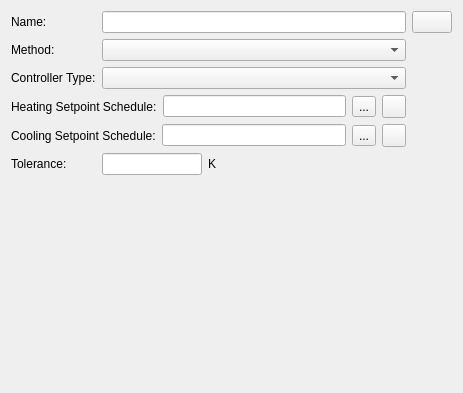
Old version of the form SIM-VICUS/src/SVDBZoneControlThermostatEditWidget.ui in the repository ghorwin/SIM-VICUS.
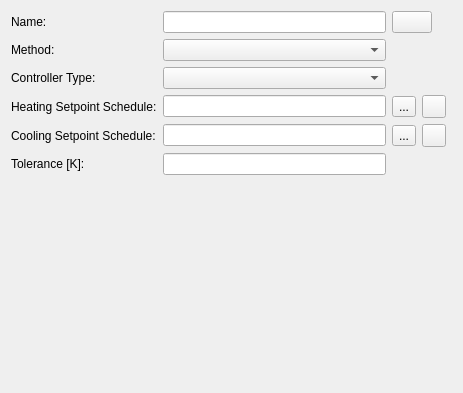
New version of the form. Icons and pictures are not drawn. Custom widgets are drawn as their Qt base class.

```diff
--- a/SIM-VICUS/src/SVDBZoneControlThermostatEditWidget.ui
+++ b/SIM-VICUS/src/SVDBZoneControlThermostatEditWidget.ui
@@ -13,60 +13,13 @@
   <property name="windowTitle">
    <string>Form</string>
   </property>
-  <layout class="QGridLayout" name="gridMasterLayout">
-   <item row="5" column="0" colspan="2">
-    <widget class="QLabel" name="labelTolerance">
-     <property name="text">
-      <string>Tolerance:</string>
-     </property>
-    </widget>
-   </item>
-   <item row="5" column="3">
-    <widget class="QLabel" name="labelConvectiveFactorUnit_2">
-     <property name="text">
-      <string>K</string>
-     </property>
-    </widget>
-   </item>
-   <item row="2" column="0" colspan="2">
-    <widget class="QLabel" name="labelControllerType">
-     <property name="text">
-      <string>Controller Type:</string>
-     </property>
-    </widget>
-   </item>
-   <item row="4" column="0" colspan="5">
-    <layout class="QGridLayout" name="gridLayout_2">
+  <layout class="QGridLayout" name="gridLayout">
      <item row="0" column="0">
-      <widget class="QLabel" name="labelScheduleCooling">
+    <widget class="QLabel" name="labelDisplayName">
        <property name="text">
-        <string>Cooling Setpoint Schedule:</string>
-       </property>
-      </widget>
-     </item>
-     <item row="0" column="1">
-      <widget class="QLineEdit" name="lineEditCoolingScheduleName">
-       <property name="readOnly">
-        <bool>true</bool>
-       </property>
-      </widget>
-     </item>
-     <item row="0" column="2">
-      <widget class="QToolButton" name="toolButtonSelectCoolingSchedule">
-       <property name="text">
-        <string>...</string>
-       </property>
-      </widget>
-     </item>
-     <item row="0" column="3">
-      <widget class="QToolButton" name="toolButtonRemoveCoolingSetpointSchedule">
-       <property name="icon">
-        <iconset resource="../resources/SIM-VICUS.qrc">
-         <normaloff>:/gfx/actions/24x24/minus.png</normaloff>:/gfx/actions/24x24/minus.png</iconset>
-       </property>
-      </widget>
-     </item>
-    </layout>
+      <string>Name:</string>
+     </property>
+    </widget>
    </item>
    <item row="1" column="0">
     <widget class="QLabel" name="labelCategory_2">
@@ -75,33 +28,35 @@
      </property>
     </widget>
    </item>
-   <item row="1" column="2" colspan="3">
-    <widget class="QComboBox" name="comboBoxMethod"/>
+   <item row="2" column="0">
+    <widget class="QLabel" name="labelControllerType">
+     <property name="text">
+      <string>Controller Type:</string>
+     </property>
+    </widget>
    </item>
-   <item row="3" column="0" colspan="5">
-    <layout class="QGridLayout" name="gridLayout">
-     <item row="0" column="0">
+   <item row="3" column="0" colspan="2">
       <widget class="QLabel" name="labelScheduleHeating">
        <property name="text">
         <string>Heating Setpoint Schedule:</string>
        </property>
       </widget>
      </item>
-     <item row="0" column="1">
+   <item row="3" column="2">
       <widget class="QLineEdit" name="lineEditHeatingScheduleName">
        <property name="readOnly">
         <bool>true</bool>
        </property>
       </widget>
      </item>
-     <item row="0" column="2">
+   <item row="3" column="3">
       <widget class="QToolButton" name="toolButtonSelectHeatingSchedule">
        <property name="text">
         <string>...</string>
        </property>
       </widget>
      </item>
-     <item row="0" column="3">
+   <item row="3" column="4">
       <widget class="QToolButton" name="toolButtonRemoveHeatingSetpointSchedule">
        <property name="icon">
         <iconset resource="../resources/SIM-VICUS.qrc">
@@ -109,41 +64,39 @@
        </property>
       </widget>
      </item>
-    </layout>
+   <item row="4" column="0" colspan="2">
+    <widget class="QLabel" name="labelScheduleCooling">
+     <property name="text">
+      <string>Cooling Setpoint Schedule:</string>
+     </property>
+    </widget>
    </item>
-   <item row="0" column="2" colspan="3">
-    <widget class="QtExt::LanguageStringEditWidget1" name="lineEditName"/>
+   <item row="4" column="2">
+    <widget class="QLineEdit" name="lineEditCoolingScheduleName">
+     <property name="readOnly">
+      <bool>true</bool>
+     </property>
+    </widget>
    </item>
-   <item row="2" column="2" colspan="3">
-    <widget class="QComboBox" name="comboBoxControllerType"/>
-   </item>
-   <item row="0" column="5">
-    <widget class="QtExt::ColorButton" name="pushButtonColor">
-     <property name="sizePolicy">
-      <sizepolicy hsizetype="Fixed" vsizetype="Fixed">
-       <horstretch>0</horstretch>
-       <verstretch>0</verstretch>
-      </sizepolicy>
+   <item row="4" column="3">
+    <widget class="QToolButton" name="toolButtonSelectCoolingSchedule">
+     <property name="text">
+      <string>...</string>
      </property>
     </widget>
    </item>
-   <item row="5" column="4">
-    <spacer name="horizontalSpacer">
-     <property name="orientation">
-      <enum>Qt::Horizontal</enum>
+   <item row="4" column="4">
+    <widget class="QToolButton" name="toolButtonRemoveCoolingSetpointSchedule">
+     <property name="icon">
+      <iconset resource="../resources/SIM-VICUS.qrc">
+       <normaloff>:/gfx/actions/24x24/minus.png</normaloff>:/gfx/actions/24x24/minus.png</iconset>
      </property>
-     <property name="sizeHint" stdset="0">
-      <size>
-       <width>40</width>
-       <height>20</height>
-      </size>
-     </property>
-    </spacer>
+    </widget>
    </item>
-   <item row="0" column="0">
-    <widget class="QLabel" name="labelDisplayName">
+   <item row="5" column="0">
+    <widget class="QLabel" name="labelTolerance">
      <property name="text">
-      <string>Name:</string>
+      <string>Tolerance [K]:</string>
      </property>
     </widget>
    </item>
@@ -151,7 +104,7 @@
     <widget class="QtExt::ValidatingLineEdit" name="lineEditTolerance">
      <property name="maximumSize">
       <size>
-       <width>100</width>
+       <width>16777215</width>
        <height>16777215</height>
       </size>
      </property>
@@ -160,17 +113,28 @@
    <item row="6" column="0" colspan="6">
     <widget class="QwtPlot" name="widgetPlot" native="true"/>
    </item>
+   <item row="0" column="3" colspan="3">
+    <widget class="QtExt::ColorButton" name="pushButtonColor">
+     <property name="sizePolicy">
+      <sizepolicy hsizetype="Fixed" vsizetype="Fixed">
+       <horstretch>0</horstretch>
+       <verstretch>0</verstretch>
+      </sizepolicy>
+     </property>
+    </widget>
+   </item>
+   <item row="2" column="2">
+    <widget class="QComboBox" name="comboBoxControllerType"/>
+   </item>
+   <item row="1" column="2">
+    <widget class="QComboBox" name="comboBoxMethod"/>
+   </item>
+   <item row="0" column="2">
+    <widget class="QtExt::LanguageStringEditWidget1" name="lineEditName"/>
+   </item>
   </layout>
  </widget>
  <customwidgets>
-  <customwidget>
-   <class>QtExt::ColorButton</class>
-   <extends>QPushButton</extends>
-   <header location="global">QtExt_ColorButton.h</header>
-   <slots>
-    <signal>colorChanged()</signal>
-   </slots>
-  </customwidget>
   <customwidget>
    <class>QtExt::ValidatingLineEdit</class>
    <extends>QLineEdit</extends>
@@ -179,6 +143,14 @@
     <signal>editingFinishedSuccessfully()</signal>
    </slots>
   </customwidget>
+  <customwidget>
+   <class>QtExt::ColorButton</class>
+   <extends>QPushButton</extends>
+   <header location="global">QtExt_ColorButton.h</header>
+   <slots>
+    <signal>colorChanged()</signal>
+   </slots>
+  </customwidget>
   <customwidget>
    <class>QtExt::LanguageStringEditWidget1</class>
    <extends>QLineEdit</extends>
```
Lines whose indentation alone changed are shown as unchanged.
